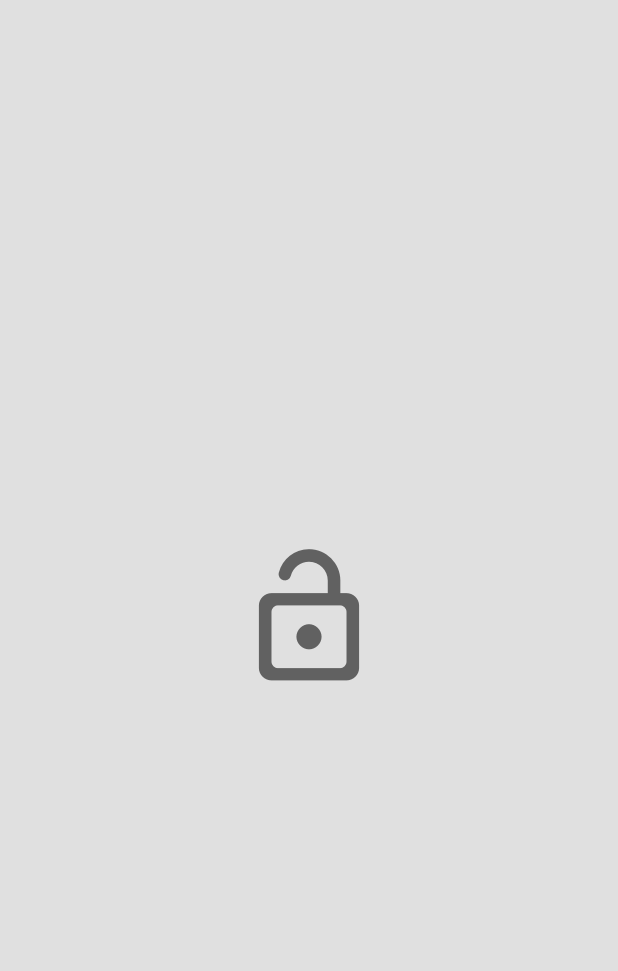
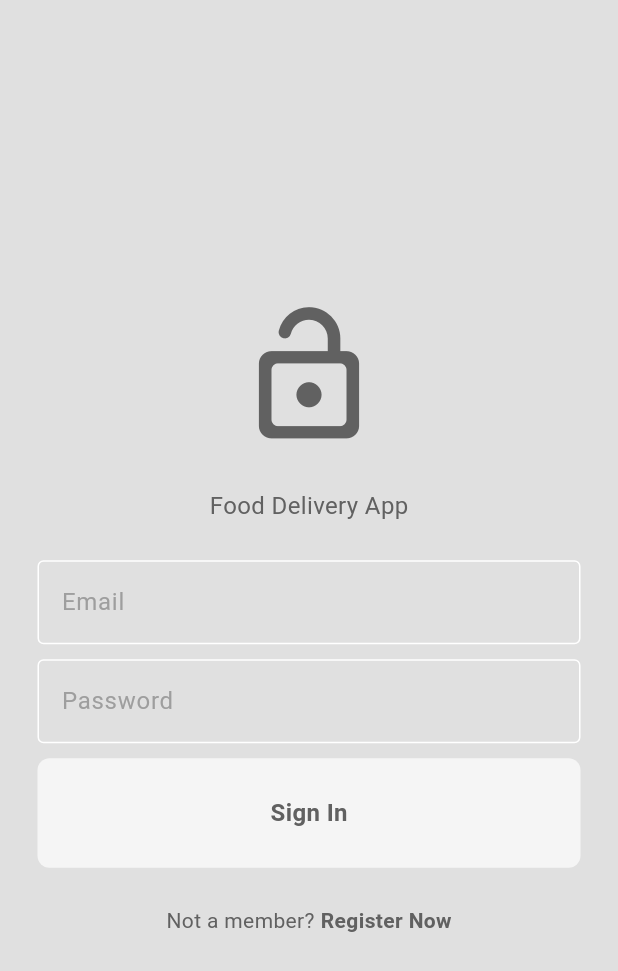
Before and after one commit to Morolong/Fast-Food-App, a Flutter app: the screen it shows after launch, on a phone screen of 412 x 824 dp. Shown: the top 971 px of the screen. Run offline on Flutter 3.47's test engine with Material 3 defaults, Android fonts, the phone set to English and light mode, and no system bars.

Commit message:
Add Input Fields for Login and Register Option

```diff
--- /dev/null
+++ b/lib/components/my_button.dart
@@ -0,0 +1,37 @@
+import 'package:flutter/material.dart';
+
+class MyButton extends StatelessWidget{
+  final Function()? onTap;
+  final String text;
+
+  const MyButton({
+    super.key,
+    required this.text,
+    required this.onTap,
+    });
+
+  @override
+  Widget build(BuildContext context){
+    return GestureDetector(
+      onTap: onTap,
+      child: Container(
+        padding: const EdgeInsets.all(25),
+        margin: const EdgeInsets.symmetric(horizontal: 25),
+        decoration:
+        BoxDecoration(color: Theme.of(context).colorScheme.secondary,
+        borderRadius: BorderRadius.circular(8),
+        ),
+        child: Center(
+          child:Text(
+            text,
+            style: TextStyle(
+              fontWeight: FontWeight.bold,
+              color: Theme.of(context).colorScheme.inversePrimary,
+              fontSize: 16,
+            )
+          ),
+          ),
+      )
+    );
+  }
+}
--- a/lib/components/textfield.dart
+++ b/lib/components/textfield.dart
@@ -1,29 +1,35 @@
 import 'package:flutter/material.dart';
 
-class TextField extends StatelessWidget{
+class MyTextField extends StatelessWidget{
   final TextEditingController controller;
   final String hintText;
   final bool obscureText;
 
-  const TextField({
+  const MyTextField({
     super.key,
-    required this.controller,  \7
-    iuy
-
+    required this.controller,
     required this.hintText,
     required this.obscureText
     });
 
   @override
   Widget build (BuildContext context){
-    return TextField(
+    return Padding(
+      padding: const EdgeInsets.symmetric(horizontal: 25.0),
+      child: TextField(
       controller: controller,
       obscureText: obscureText,
       decoration: InputDecoration(
         enabledBorder: OutlineInputBorder(
           borderSide: BorderSide(color:Theme.of(context).colorScheme.tertiary),
         ),
+        focusedBorder: OutlineInputBorder(
+          borderSide: BorderSide(color: Theme.of(context).colorScheme.tertiary),
+        ),
+        hintText: hintText,
+        hintStyle: TextStyle(color: Theme.of(context).colorScheme.primary),
       )
+    ),
     );
   }
 }
--- a/lib/main.dart
+++ b/lib/main.dart
@@ -17,7 +17,9 @@
   Widget build(BuildContext context) {
     return MaterialApp(
       debugShowCheckedModeBanner: false,
-      home: const LoginPage(),
+      home: LoginPage(
+        onTap: () {},
+      ),
       theme: Provider.of<ThemeProvider>(context).themeData,
     );
   }
--- a/lib/pages/login_page.dart
+++ b/lib/pages/login_page.dart
@@ -1,7 +1,20 @@
 import 'package:flutter/material.dart';
+import 'package:hungry_people/components/textfield.dart';
+import 'package:hungry_people/components/my_button.dart';
 
-class LoginPage extends StatelessWidget{
-  const LoginPage({super.key});
+class LoginPage extends StatefulWidget{
+  final void Function()? onTap;
+
+  const LoginPage({super.key, required this.onTap});
+
+  @override
+  State<LoginPage> createState() => _LoginPageState();
+}
+
+class _LoginPageState extends State<LoginPage>{
+
+  final TextEditingController emailController = TextEditingController();
+  final TextEditingController passwordController = TextEditingController();
 
   @override
   Widget build(BuildContext context){
@@ -15,10 +28,63 @@
               Icons.lock_open_rounded,
               size: 100,
               color: Theme.of(context).colorScheme.inversePrimary,
+            ),
+            const SizedBox(height: 25),
+
+            Text(
+              "Food Delivery App",
+              style: TextStyle(
+                fontSize:16,
+                color: Theme.of(context).colorScheme.inversePrimary,
+              ),
+            ),
+
+            const SizedBox(height: 25),
+
+            MyTextField(
+              controller: emailController,
+              hintText: "Email",
+              obscureText: false,
+            ),
+            const SizedBox(height: 10),
+
+               MyTextField(
+              controller: passwordController,
+              hintText: "Password",
+              obscureText: true,
+            ),
+            const SizedBox(height: 10),
+
+            MyButton(
+              text: "Sign In",
+              onTap: () {},
+            ),
+            const SizedBox(height: 25),
+
+            Row(
+              mainAxisAlignment:MainAxisAlignment.center,
+              children: [
+                Text(
+                  "Not a member?",
+                  style: TextStyle(
+                    color: Theme.of(context).colorScheme.inversePrimary),
+                  ),
+                  const SizedBox(width: 4),
+                  GestureDetector(
+                    onTap: widget.onTap,
+                    child: Text(
+                      "Register Now",
+                      style: TextStyle(
+                        color: Theme.of(context).colorScheme.inversePrimary,
+                        fontWeight: FontWeight.bold,
+                      )
+                    )
+                  )
+              ]
             )
-          ]
-          )
-      ,)
+          ],
+          ),
+      ),
     );
   }
 }
```
